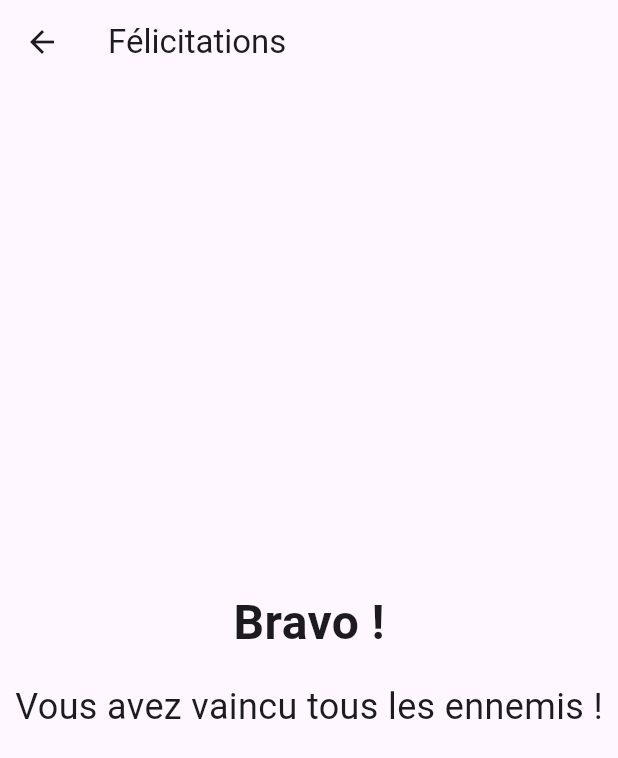
After one commit to BUT2-CLCKER-GAME/flutter, a Flutter app: the CongratulationsPage screen opened by its route, on a phone screen of 412 x 824 dp. The commit adds this screen. Shown: the top 758 px of the screen. Run offline on Flutter 3.47's test engine with Material 3 defaults, Android fonts, the phone set to English and light mode, and no system bars; our stand-ins replace flutter_secure_storage; missing offline and left inert: passwordfield; accounts and stored records are empty.

Commit message:
Ajout d'une page de félicitations et simplification du code du leaderboard

```diff
--- a/lib/main.dart
+++ b/lib/main.dart
@@ -1,5 +1,6 @@
 import 'package:clcker/viewmodels/leaderboard_view_model.dart';
 import 'package:clcker/viewmodels/settings_view_model.dart';
+import 'package:clcker/views/congratulations.dart';
 import 'package:clcker/views/leaderboard_view.dart';
 import 'package:clcker/views/settings_view.dart';
 import 'package:clcker/views/register_view.dart';
@@ -39,6 +40,7 @@ class MyApp extends StatelessWidget {
         '/leaderboard': (context) => LeaderboardView(),
         '/settings': (context) => SettingsView(),
         '/signup': (context) => RegisterView(),
+        '/congratulations': (context) => CongratulationsPage(),
       },
       debugShowCheckedModeBanner: false,
     );
--- a/lib/models/leaderboard_enemy_model.dart
+++ /dev/null
@@ -1,6 +0,0 @@
-class LeaderboardEnemyModel {
-  final int id;
-  final String name;
-
-  LeaderboardEnemyModel(this.id, this.name);
-}
--- a/lib/models/leaderboard_player_model.dart
+++ b/lib/models/leaderboard_player_model.dart
@@ -1,11 +1,9 @@
-import 'package:clcker/models/leaderboard_enemy_model.dart';
-
 class LeaderboardPlayerModel {
   final String id;
   final String username;
   final int exp;
   final int gold;
-  final LeaderboardEnemyModel? enemy;
+  final String enemy;
   final int rank;
 
   LeaderboardPlayerModel(this.id, this.username, this.exp, this.gold, this.enemy, this.rank);
--- a/lib/services/upgrade_service.dart
+++ b/lib/services/upgrade_service.dart
@@ -65,7 +65,7 @@ class UpgradeService extends ApiService {
       final dynamic data = await post('players/me/upgrades/$upgradeId', null, token: token);
 
       if (data != null) {
-        return data['cost'] as int?;
+        return data['cost'].round();
       }
     }
     catch (e) {
--- a/lib/viewmodels/upgrade_view_model.dart
+++ b/lib/viewmodels/upgrade_view_model.dart
@@ -14,13 +14,13 @@ class UpgradeViewModel extends ChangeNotifier {
   int get price => _upgrade.price;
   int get level => _upgrade.level;
 
-  void click(PlayerViewModel player) {
+  void click(PlayerViewModel player) async {
     if (player.gold > _upgrade.price) {
       if (_upgrade.level == 0) {
-        _upgrade.buy();
+        await _upgrade.buy();
       }
       else {
-        _upgrade.upgrade();
+        await _upgrade.upgrade();
       }
       player.deductGold(_upgrade.price);
     }
--- /dev/null
+++ b/lib/views/congratulations.dart
@@ -0,0 +1,30 @@
+import 'package:flutter/material.dart';
+
+class CongratulationsPage extends StatelessWidget {
+  const CongratulationsPage({super.key});
+
+  @override
+  Widget build(BuildContext context) {
+    return Scaffold(
+      appBar: AppBar(
+        title: Text('Félicitations'),
+      ),
+      body: Center(
+        child: Column(
+          mainAxisAlignment: MainAxisAlignment.center,
+          children: [
+            Text(
+              'Bravo !',
+              style: TextStyle(fontSize: 32, fontWeight: FontWeight.bold),
+            ),
+            SizedBox(height: 16),
+            Text(
+              'Vous avez vaincu tous les ennemis !',
+              style: TextStyle(fontSize: 24),
+            ),
+          ],
+        ),
+      ),
+    );
+  }
+}
--- a/lib/widgets/leaderboard/leaderboard_tile.dart
+++ b/lib/widgets/leaderboard/leaderboard_tile.dart
@@ -12,9 +12,7 @@ class LeaderboardPlayerTile extends StatelessWidget {
     return ListTile(
       title: Text("${player.rank}. ${player.username}"), // Affichage du rang avant le nom
       subtitle: Text("EXP: ${player.exp}, Gold: ${player.gold}"),
-      trailing: player.enemy != null
-          ? Text("Enemy: ${player.enemy!.name}")
-          : const Text("No enemy"),
+      trailing: Text("Enemy: ${player.enemy}")
     );
   }
 }
```
Also changed, not shown: lib/services/leaderboard_service.dart (+1 -6 lines), lib/viewmodels/enemy_manager_view_model.dart (+14 -12 lines), lib/widgets/enemy_manager_widget.dart (+4 -8 lines).
